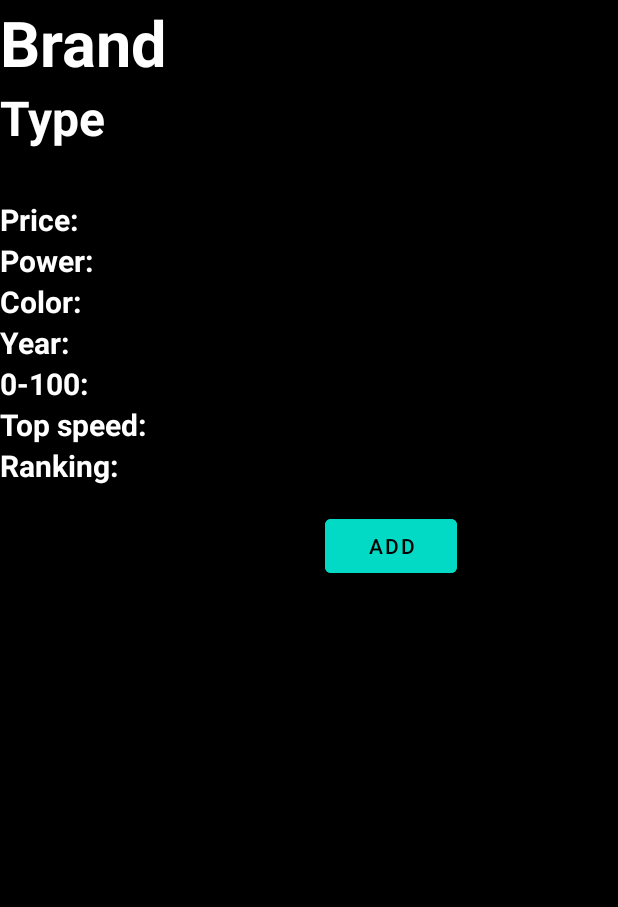
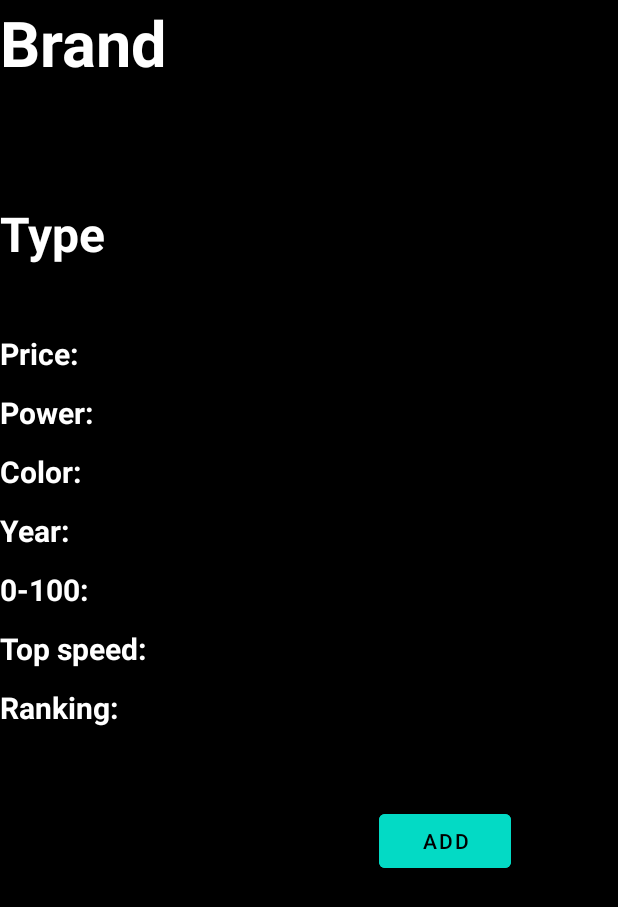
Before and after one commit to laurens88/Car-Collection, an Android app: the layout activity_display.xml on its own in the app's theme, with its tools: preview values and no code run, on a phone screen of 412 x 824 dp. Shown: the top 907 px of the screen. Run offline under Robolectric (Android 15) with nearby library versions, the light colour scheme and no system bars.

Commit message:
Version 10.2 Fixed crash when vehicle has no rank

```diff
--- a/app/build.gradle
+++ b/app/build.gradle
@@ -9,8 +9,8 @@ android {
         applicationId "com.laurens.carcollectiondatabase"
         minSdk 26
         targetSdk 32
-        versionCode 10
-        versionName "10.0"
+        versionCode 12
+        versionName "10.2"
 
         testInstrumentationRunner "androidx.test.runner.AndroidJUnitRunner"
     }
--- a/app/src/main/java/com/example/carcollectiondatabase/Crawler.java
+++ b/app/src/main/java/com/example/carcollectiondatabase/Crawler.java
@@ -104,6 +104,7 @@ public class Crawler {
         if (raw.equals("Niet geregistreerd") || raw.equals("Onbekend")){
             return "Unknown";
         }
+        raw = raw.replaceAll("&quot;","\"");
         return raw.replaceAll("km/u", "km/h");
     }
 
@@ -183,6 +184,12 @@ public class Crawler {
                     return data;
                 }
 
+                if (line.contains("Met de kentekencheck in 1 stap alle")){
+                    data.add("");
+                    in.close();
+                    return data;
+                }
+
                 //Brand
                 if (line_counter == brand) {
                     data.add(line.replaceAll("Citroen", "Citroën"));
@@ -209,7 +216,7 @@ public class Crawler {
                 }
                 //0-100
                 if (line_counter == acc) {
-                    data.add(translate(clean_data(line)));
+                    data.add(translate(clean_data(line)).replaceAll(",","\\."));
                 }
                 //Top
                 if (line_counter == top) {
--- a/app/src/main/java/com/example/carcollectiondatabase/DatabaseHelper.java
+++ b/app/src/main/java/com/example/carcollectiondatabase/DatabaseHelper.java
@@ -369,21 +369,25 @@ public class DatabaseHelper extends SQLiteOpenHelper {
         }
 
         ArrayList<String> ranking = cursorToArrayList(cursor);
+        if (!ranking.isEmpty()) {
             ArrayList<String> rankedCars = new ArrayList<>();
             ArrayList<Integer> rankedRanks = new ArrayList<>();
             int lowestRank = Integer.MAX_VALUE;
             int pos = 0;
-        for(int i = 0; i<ranking.size();i = i+3) {
-            rankedCars.add(ranking.get(i) +" "+ ranking.get(i+1));
-            rankedRanks.add(Integer.parseInt(ranking.get(i+2)));
+            for (int i = 0; i < ranking.size(); i = i + 3) {
+                rankedCars.add(ranking.get(i) + " " + ranking.get(i + 1));
+                rankedRanks.add(Integer.parseInt(ranking.get(i + 2)));
             }
-        for(int i = 0; i<rankedRanks.size(); i++){
-            if (rankedRanks.get(i) < lowestRank){
+            for (int i = 0; i < rankedRanks.size(); i++) {
+                if (rankedRanks.get(i) < lowestRank) {
                     lowestRank = rankedRanks.get(i);
                     pos = i;
                 }
             }
             return rankedCars.get(pos);
+        }else{
+            return "No ranked vehicles in database";
+        }
     }
 
     public ArrayList<String> searchMostFrequentBrand(){
--- a/app/src/main/java/com/example/carcollectiondatabase/DisplayActivity.java
+++ b/app/src/main/java/com/example/carcollectiondatabase/DisplayActivity.java
@@ -62,7 +62,11 @@ public class DisplayActivity extends AppCompatActivity {
         acceleration.setText("0-100: " + accelerationString);
         topspeed.setText("Top speed: " + topspeedString);
         horsepower.setText("Power: " + power);
-        ranking.setText("Rank: "+ formatRank(rankString) +" vehicles faster (NL)");
+        if (rankString.equals("")){
+            ranking.setText("Rank: Unknown");
+        }else {
+            ranking.setText("Rank: " + formatRank(rankString) + " vehicles faster (NL)");
+        }
         plate.setText(formatPlate(plateString));
 
         addButton.setOnClickListener(new View.OnClickListener() {
@@ -120,6 +124,9 @@ public class DisplayActivity extends AppCompatActivity {
     }
 
     String formatRank(String rank){
+        if (rank.equals("")){
+            return rank;
+        }
         NumberFormat format = NumberFormat.getInstance();
         format.setGroupingUsed(true);
 
--- a/app/src/main/java/com/example/carcollectiondatabase/UpdateActivity.java
+++ b/app/src/main/java/com/example/carcollectiondatabase/UpdateActivity.java
@@ -275,7 +275,7 @@ public class UpdateActivity extends AppCompatActivity {
             }else{
                 topspeed_input.setText(topspeed);
             }
-            if (rank.equals("null") || rank.equals("")){
+            if (rank.equals("null") || rank.equals("") || rank.equals("Unknown")){
                 rank_input.setText("");
             }else {
                 rank_input.setText(formatRank(rank.replaceAll("\\.", "")));
@@ -293,7 +293,6 @@ public class UpdateActivity extends AppCompatActivity {
     String formatPlate(String plate){
         String formattedPlate = "";
         plate = plate.replaceAll("-","");
-        System.out.println(plate);
         int dash_count = 0;
         for (int i = 0; i<plate.length()-1 && dash_count <= 2;i++){
 
--- a/app/src/main/java/com/example/carcollectiondatabase/fragments/profileFragment.java
+++ b/app/src/main/java/com/example/carcollectiondatabase/fragments/profileFragment.java
@@ -52,6 +52,7 @@ public class profileFragment extends Fragment {
         DatabaseHelper dbhelper = new DatabaseHelper(getContext());
 
         String fastestEntry = dbhelper.searchFastest();
+        System.out.println(fastestEntry);
         if (fastestEntry != null) {
             fastest.setText(fastestEntry);
         }else{
@@ -102,22 +103,23 @@ public class profileFragment extends Fragment {
 
         int totalValue = dbhelper.getTotalValue(dbhelper.getPrices());
         double total = totalValue;
-        if (totalValue<=1000000){
+        if (totalValue <= 1000000) {
             million.setMax(1000000);
             million.setProgress(Math.min(totalValue, 1000000));
 
-            double val = Math.min(total, 1000000)/1000000;
-            millionaire.setText(new BigDecimal(val).setScale(2, BigDecimal.ROUND_HALF_UP).doubleValue() +"M/1M");
+            double val = Math.min(total, 1000000) / 1000000;
+            millionaire.setText(new BigDecimal(val).setScale(2, BigDecimal.ROUND_HALF_UP).doubleValue() + "M/1M");
 
             millionaireTitle.setText("Millionaire motorist");
 
-        }else {
+        } else {
             million.setMax(5000000);
             million.setProgress(Math.min(totalValue, 5000000));
             double val5 = Math.min(total, 5000000) / 1000000;
             millionaire.setText(new BigDecimal(val5).setScale(2, BigDecimal.ROUND_HALF_UP).doubleValue() + "M/5M");
             millionaireTitle.setText("Millionaire motorist 2");
         }
+
 
         int brands = Integer.parseInt(dbhelper.getDistinctBrands().get(0));
         completionist.setProgress(Math.min(brands, 55));
--- a/app/src/main/res/layout/activity_display.xml
+++ b/app/src/main/res/layout/activity_display.xml
@@ -1,5 +1,5 @@
 <?xml version="1.0" encoding="utf-8"?>
-<RelativeLayout xmlns:android="http://schemas.android.com/apk/res/android"
+<androidx.constraintlayout.widget.ConstraintLayout xmlns:android="http://schemas.android.com/apk/res/android"
     xmlns:app="http://schemas.android.com/apk/res-auto"
     xmlns:tools="http://schemas.android.com/tools"
     android:layout_width="match_parent"
@@ -21,43 +21,13 @@
             android:id="@+id/typeD"
             android:layout_width="match_parent"
             android:layout_height="wrap_content"
+            android:layout_below="@+id/brandD"
             android:text="Type"
+            android:textColor="@color/white"
             android:textSize="32dp"
             android:textStyle="bold"
-            android:textColor="@color/white"
-            android:layout_below="@+id/brandD" />
+            app:layout_constraintBottom_toTopOf="@+id/editionD" />
 
-        <TextView
-            android:id="@+id/editionD"
-            android:layout_width="match_parent"
-            android:layout_height="wrap_content"
-            android:text=""
-            android:textSize="24dp"
-            android:textStyle="bold"
-            android:textColor="@color/white"
-            android:layout_below="@+id/typeD" />
-
-
-        <TextView
-            android:id="@+id/priceD"
-            android:layout_width="match_parent"
-            android:layout_height="wrap_content"
-            android:layout_below="@+id/editionD"
-            android:text="Price: "
-            android:textSize="20dp"
-            android:textStyle="bold"
-            android:textColor="@color/white"/>
-
-
-        <TextView
-            android:id="@+id/horsepowerD"
-            android:layout_width="match_parent"
-            android:layout_height="wrap_content"
-            android:layout_below="@+id/priceD"
-            android:text="Power: "
-            android:textSize="20dp"
-            android:textStyle="bold"
-            android:textColor="@color/white"/>
 
         <!--    <TextView-->
         <!--        android:id="@+id/color_text"-->
@@ -67,16 +37,6 @@
         <!--        android:text="Color: "-->
         <!--        android:textSize="28dp" />-->
 
-        <TextView
-            android:id="@+id/colorD"
-            android:layout_width="match_parent"
-            android:layout_height="wrap_content"
-            android:layout_below="@+id/horsepowerD"
-            android:text="Color: "
-            android:textSize="20dp"
-            android:textStyle="bold"
-            android:textColor="@color/white" />
-
         <!--    <TextView-->
         <!--        android:id="@+id/year_text"-->
         <!--        android:layout_width="wrap_content"-->
@@ -85,73 +45,139 @@
         <!--        android:text="Year: "-->
         <!--        android:textSize="28dp" />-->
 
+
+        <TextView
+            android:id="@+id/editionD"
+            android:layout_width="match_parent"
+            android:layout_height="wrap_content"
+            android:layout_below="@+id/typeD"
+            android:layout_marginBottom="12dp"
+            android:text=""
+            android:textColor="@color/white"
+            android:textSize="24dp"
+            android:textStyle="bold"
+            app:layout_constraintBottom_toTopOf="@+id/priceD"
+            tools:layout_editor_absoluteX="0dp" />
+
+        <TextView
+            android:id="@+id/priceD"
+            android:layout_width="match_parent"
+            android:layout_height="wrap_content"
+            android:layout_below="@+id/editionD"
+            android:layout_marginBottom="12dp"
+            android:text="Price: "
+            android:textColor="@color/white"
+            android:textSize="20dp"
+            android:textStyle="bold"
+            app:layout_constraintBottom_toTopOf="@+id/horsepowerD"
+            tools:layout_editor_absoluteX="0dp" />
+
+        <TextView
+            android:id="@+id/horsepowerD"
+            android:layout_width="match_parent"
+            android:layout_height="wrap_content"
+            android:layout_below="@+id/priceD"
+            android:layout_marginBottom="12dp"
+            android:text="Power: "
+            android:textColor="@color/white"
+            android:textSize="20dp"
+            android:textStyle="bold"
+            app:layout_constraintBottom_toTopOf="@+id/colorD"
+            tools:layout_editor_absoluteX="0dp" />
+
+        <TextView
+            android:id="@+id/colorD"
+            android:layout_width="match_parent"
+            android:layout_height="wrap_content"
+            android:layout_below="@+id/horsepowerD"
+            android:layout_marginBottom="12dp"
+            android:text="Color: "
+            android:textColor="@color/white"
+            android:textSize="20dp"
+            android:textStyle="bold"
+            app:layout_constraintBottom_toTopOf="@+id/yearD"
+            tools:layout_editor_absoluteX="0dp" />
+
         <TextView
             android:id="@+id/yearD"
             android:layout_width="match_parent"
             android:layout_height="wrap_content"
             android:layout_below="@id/colorD"
+            android:layout_marginBottom="12dp"
             android:text="Year: "
+            android:textColor="@color/white"
             android:textSize="20dp"
             android:textStyle="bold"
-            android:textColor="@color/white"
-            />
+            app:layout_constraintBottom_toTopOf="@+id/accelerationD"
+            tools:layout_editor_absoluteX="0dp" />
 
         <TextView
             android:id="@+id/accelerationD"
             android:layout_width="match_parent"
             android:layout_height="wrap_content"
             android:layout_below="@id/yearD"
+            android:layout_marginBottom="12dp"
             android:text="0-100: "
+            android:textColor="@color/white"
             android:textSize="20dp"
             android:textStyle="bold"
-            android:textColor="@color/white"
-            />
+            app:layout_constraintBottom_toTopOf="@+id/topspeedD"
+            tools:layout_editor_absoluteX="0dp" />
 
         <TextView
             android:id="@+id/topspeedD"
             android:layout_width="match_parent"
             android:layout_height="wrap_content"
             android:layout_below="@id/accelerationD"
+            android:layout_marginBottom="12dp"
             android:text="Top speed: "
+            android:textColor="@color/white"
             android:textSize="20dp"
             android:textStyle="bold"
-            android:textColor="@color/white"
-            />
+            app:layout_constraintBottom_toTopOf="@+id/rankingD"
+            tools:layout_editor_absoluteX="0dp" />
 
         <TextView
             android:id="@+id/rankingD"
             android:layout_width="match_parent"
             android:layout_height="wrap_content"
             android:layout_below="@id/topspeedD"
+            android:text="Ranking:"
+            android:textColor="@color/white"
+            android:textSize="20dp"
             android:textStyle="bold"
-            android:text="Ranking:"
-            android:textSize="20dp"
-            android:textColor="@color/white"
-            />
-
+            app:layout_constraintBottom_toBottomOf="parent"
+            app:layout_constraintTop_toTopOf="parent"
+            app:layout_constraintVertical_bias="0.575"
+            tools:layout_editor_absoluteX="0dp" />
 
         <EditText
             android:id="@+id/editplateD"
             android:layout_width="wrap_content"
             android:layout_height="wrap_content"
-            android:layout_marginTop="340dp"
-            android:layout_marginRight="12dp"
-            android:layout_marginLeft="90dp"
+            android:layout_marginEnd="8dp"
+            android:focusable="false"
+            android:hint="License plate"
             android:textColor="@color/white"
-            android:focusable="false"
-            android:hint="License plate"/>
+            app:layout_constraintBottom_toBottomOf="@+id/savebutton"
+            app:layout_constraintEnd_toStartOf="@+id/savebutton"
+            app:layout_constraintTop_toTopOf="@+id/savebutton"
+            app:layout_constraintVertical_bias="0.0" />
 
         <Button
             android:id="@+id/savebutton"
             android:layout_width="wrap_content"
             android:layout_height="wrap_content"
-            android:layout_marginTop="340dp"
-            android:text="Add"
             android:layout_centerHorizontal="true"
             android:layout_toRightOf="@+id/editplateD"
-            android:backgroundTint="@color/teal_200"/>
+            android:backgroundTint="@color/teal_200"
+            android:text="Add"
+            app:layout_constraintBottom_toBottomOf="parent"
+            app:layout_constraintEnd_toEndOf="parent"
+            app:layout_constraintHorizontal_bias="0.78"
+            app:layout_constraintStart_toStartOf="parent"
+            app:layout_constraintTop_toTopOf="parent"
+            app:layout_constraintVertical_bias="0.692" />
 
 
-
-
-    </RelativeLayout>
+</androidx.constraintlayout.widget.ConstraintLayout>
--- a/app/src/main/res/layout/activity_update.xml
+++ b/app/src/main/res/layout/activity_update.xml
@@ -126,6 +126,7 @@
         android:hint="0-100"
         android:inputType="textPersonName"
         android:minHeight="48dp"
+        android:digits="0123456789. sec"
         app:layout_constraintBottom_toBottomOf="parent"
         app:layout_constraintEnd_toEndOf="parent"
         app:layout_constraintHorizontal_bias="0.071"
```
Lines whose indentation alone changed are shown as unchanged.
